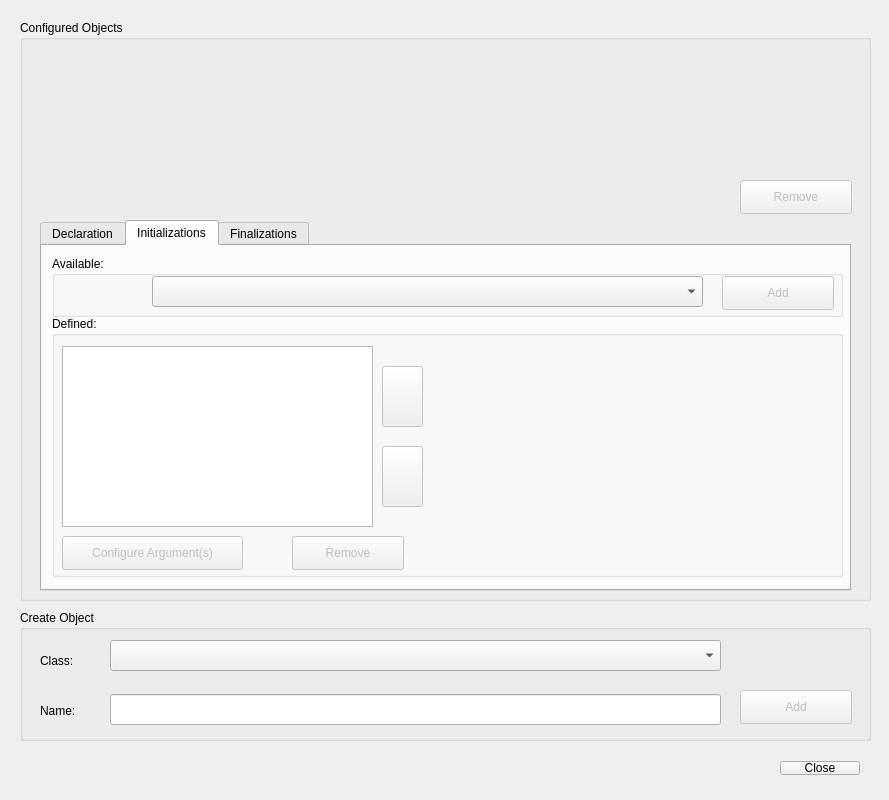
Qt form Source/Plugins/ExperimentManager/ExperimentUserInterface/experimentobjectsdialog.ui (svengijsen/BrainStim) before a commit.
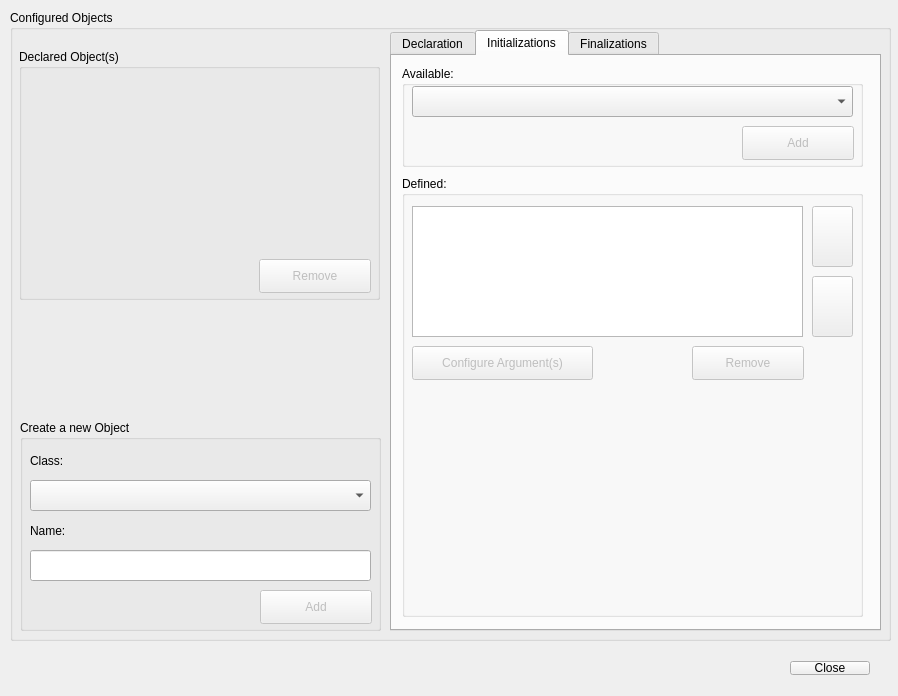
The same form after that commit. The open tabs and pages were chosen to show the change.

```diff
--- a/Source/Plugins/ExperimentManager/ExperimentUserInterface/experimentobjectsdialog.ui
+++ b/Source/Plugins/ExperimentManager/ExperimentUserInterface/experimentobjectsdialog.ui
@@ -6,8 +6,8 @@
    <rect>
     <x>0</x>
     <y>0</y>
-    <width>889</width>
-    <height>800</height>
+    <width>898</width>
+    <height>696</height>
    </rect>
   </property>
   <property name="sizePolicy">
@@ -18,14 +18,14 @@
   </property>
   <property name="minimumSize">
    <size>
-    <width>889</width>
-    <height>800</height>
+    <width>898</width>
+    <height>696</height>
    </size>
   </property>
   <property name="maximumSize">
    <size>
-    <width>889</width>
-    <height>800</height>
+    <width>898</width>
+    <height>696</height>
    </size>
   </property>
   <property name="windowTitle">
@@ -34,9 +34,9 @@
   <widget class="QWidget" name="layoutWidget">
    <property name="geometry">
     <rect>
-     <x>20</x>
-     <y>750</y>
-     <width>851</width>
+     <x>10</x>
+     <y>650</y>
+     <width>871</width>
      <height>36</height>
     </rect>
    </property>
@@ -69,49 +69,22 @@
   <widget class="QGroupBox" name="groupBox_2">
    <property name="geometry">
     <rect>
-     <x>20</x>
-     <y>20</y>
-     <width>851</width>
-     <height>581</height>
+     <x>10</x>
+     <y>10</y>
+     <width>881</width>
+     <height>631</height>
     </rect>
    </property>
    <property name="title">
     <string>Configured Objects</string>
    </property>
-   <widget class="QPushButton" name="pbRemove">
-    <property name="enabled">
-     <bool>false</bool>
-    </property>
-    <property name="geometry">
-     <rect>
-      <x>720</x>
-      <y>160</y>
-      <width>112</width>
-      <height>34</height>
-     </rect>
-    </property>
-    <property name="text">
-     <string>Remove</string>
-    </property>
-   </widget>
-   <widget class="QWidget" name="horizontalLayoutWidget">
-    <property name="geometry">
-     <rect>
-      <x>20</x>
-      <y>30</y>
-      <width>681</width>
-      <height>161</height>
-     </rect>
-    </property>
-    <layout class="QHBoxLayout" name="layCurrentObjects"/>
-   </widget>
    <widget class="QTabWidget" name="tabWidget">
     <property name="geometry">
      <rect>
-      <x>20</x>
-      <y>200</y>
-      <width>811</width>
-      <height>371</height>
+      <x>380</x>
+      <y>20</y>
+      <width>491</width>
+      <height>601</height>
      </rect>
     </property>
     <property name="currentIndex">
@@ -125,9 +98,9 @@
       <property name="geometry">
        <rect>
         <x>0</x>
-        <y>10</y>
-        <width>801</width>
-        <height>141</height>
+        <y>20</y>
+        <width>481</width>
+        <height>211</height>
        </rect>
       </property>
       <layout class="QHBoxLayout" name="layObjectWidget"/>
@@ -144,9 +117,9 @@
       <property name="geometry">
        <rect>
         <x>10</x>
-        <y>70</y>
-        <width>791</width>
-        <height>261</height>
+        <y>120</y>
+        <width>461</width>
+        <height>441</height>
        </rect>
       </property>
       <property name="title">
@@ -155,10 +128,10 @@
       <widget class="QWidget" name="horizontalLayoutWidget_3">
        <property name="geometry">
         <rect>
-         <x>370</x>
-         <y>10</y>
-         <width>421</width>
-         <height>251</height>
+         <x>0</x>
+         <y>220</y>
+         <width>461</width>
+         <height>221</height>
         </rect>
        </property>
        <layout class="QHBoxLayout" name="layObjectInitWidget"/>
@@ -169,8 +142,8 @@
        </property>
        <property name="geometry">
         <rect>
-         <x>240</x>
-         <y>220</y>
+         <x>290</x>
+         <y>170</y>
          <width>112</width>
          <height>34</height>
         </rect>
@@ -184,8 +157,8 @@
         <rect>
          <x>10</x>
          <y>30</y>
-         <width>311</width>
-         <height>181</height>
+         <width>391</width>
+         <height>131</height>
         </rect>
        </property>
       </widget>
@@ -196,7 +169,7 @@
        <property name="geometry">
         <rect>
          <x>10</x>
-         <y>220</y>
+         <y>170</y>
          <width>181</width>
          <height>34</height>
         </rect>
@@ -211,8 +184,8 @@
        </property>
        <property name="geometry">
         <rect>
-         <x>330</x>
-         <y>50</y>
+         <x>410</x>
+         <y>30</y>
          <width>41</width>
          <height>61</height>
         </rect>
@@ -227,8 +200,8 @@
        </property>
        <property name="geometry">
         <rect>
-         <x>330</x>
-         <y>130</y>
+         <x>410</x>
+         <y>100</y>
          <width>41</width>
          <height>61</height>
         </rect>
@@ -246,8 +219,8 @@
        <rect>
         <x>10</x>
         <y>10</y>
-        <width>791</width>
-        <height>61</height>
+        <width>461</width>
+        <height>101</height>
        </rect>
       </property>
       <property name="title">
@@ -256,9 +229,9 @@
       <widget class="QComboBox" name="cmbObjectInitAvailable">
        <property name="geometry">
         <rect>
-         <x>100</x>
+         <x>10</x>
          <y>20</y>
-         <width>551</width>
+         <width>441</width>
          <height>31</height>
         </rect>
        </property>
@@ -269,8 +242,8 @@
        </property>
        <property name="geometry">
         <rect>
-         <x>670</x>
-         <y>20</y>
+         <x>340</x>
+         <y>60</y>
          <width>112</width>
          <height>34</height>
         </rect>
@@ -290,8 +263,8 @@
        <rect>
         <x>10</x>
         <y>10</y>
-        <width>791</width>
-        <height>61</height>
+        <width>461</width>
+        <height>101</height>
        </rect>
       </property>
       <property name="title">
@@ -303,8 +276,8 @@
        </property>
        <property name="geometry">
         <rect>
-         <x>670</x>
-         <y>20</y>
+         <x>340</x>
+         <y>60</y>
          <width>112</width>
          <height>34</height>
         </rect>
@@ -316,9 +289,9 @@
       <widget class="QComboBox" name="cmbObjectFinitAvailable">
        <property name="geometry">
         <rect>
-         <x>100</x>
+         <x>10</x>
          <y>20</y>
-         <width>551</width>
+         <width>441</width>
          <height>31</height>
         </rect>
        </property>
@@ -328,9 +301,9 @@
       <property name="geometry">
        <rect>
         <x>10</x>
-        <y>70</y>
-        <width>791</width>
-        <height>261</height>
+        <y>120</y>
+        <width>461</width>
+        <height>451</height>
        </rect>
       </property>
       <property name="title">
@@ -339,10 +312,10 @@
       <widget class="QWidget" name="horizontalLayoutWidget_4">
        <property name="geometry">
         <rect>
-         <x>370</x>
-         <y>10</y>
-         <width>421</width>
-         <height>251</height>
+         <x>0</x>
+         <y>220</y>
+         <width>461</width>
+         <height>221</height>
         </rect>
        </property>
        <layout class="QHBoxLayout" name="layObjectFinitWidget"/>
@@ -352,8 +325,8 @@
         <rect>
          <x>10</x>
          <y>30</y>
-         <width>311</width>
-         <height>181</height>
+         <width>391</width>
+         <height>131</height>
         </rect>
        </property>
       </widget>
@@ -363,8 +336,8 @@
        </property>
        <property name="geometry">
         <rect>
-         <x>240</x>
-         <y>220</y>
+         <x>290</x>
+         <y>170</y>
          <width>112</width>
          <height>34</height>
         </rect>
@@ -380,7 +353,7 @@
        <property name="geometry">
         <rect>
          <x>10</x>
-         <y>220</y>
+         <y>170</y>
          <width>181</width>
          <height>34</height>
         </rect>
@@ -395,8 +368,8 @@
        </property>
        <property name="geometry">
         <rect>
-         <x>330</x>
-         <y>50</y>
+         <x>410</x>
+         <y>30</y>
          <width>41</width>
          <height>61</height>
         </rect>
@@ -411,8 +384,8 @@
        </property>
        <property name="geometry">
         <rect>
-         <x>330</x>
-         <y>130</y>
+         <x>410</x>
+         <y>100</y>
          <width>41</width>
          <height>61</height>
         </rect>
@@ -420,7 +393,6 @@
        <property name="text">
         <string/>
        </property>
-      </widget>
      </widget>
     </widget>
    </widget>
@@ -428,20 +400,20 @@
   <widget class="QGroupBox" name="groupBox">
    <property name="geometry">
     <rect>
-     <x>20</x>
-     <y>610</y>
-     <width>851</width>
-     <height>131</height>
+      <x>10</x>
+      <y>410</y>
+      <width>361</width>
+      <height>211</height>
     </rect>
    </property>
    <property name="title">
-    <string>Create Object</string>
+     <string>Create a new Object</string>
    </property>
    <widget class="QLabel" name="label_3">
     <property name="geometry">
      <rect>
-      <x>20</x>
-      <y>40</y>
+       <x>10</x>
+       <y>30</y>
       <width>61</width>
       <height>21</height>
      </rect>
@@ -453,9 +425,9 @@
    <widget class="QComboBox" name="cmbObjects">
     <property name="geometry">
      <rect>
-      <x>90</x>
-      <y>30</y>
-      <width>611</width>
+       <x>10</x>
+       <y>60</y>
+       <width>341</width>
       <height>31</height>
      </rect>
     </property>
@@ -466,8 +438,8 @@
     </property>
     <property name="geometry">
      <rect>
-      <x>720</x>
-      <y>80</y>
+       <x>240</x>
+       <y>170</y>
       <width>112</width>
       <height>34</height>
      </rect>
@@ -479,8 +451,8 @@
    <widget class="QLabel" name="label_4">
     <property name="geometry">
      <rect>
-      <x>20</x>
-      <y>90</y>
+       <x>10</x>
+       <y>100</y>
       <width>61</width>
       <height>21</height>
      </rect>
@@ -492,12 +464,53 @@
    <widget class="QLineEdit" name="leObjectName">
     <property name="geometry">
      <rect>
-      <x>90</x>
-      <y>84</y>
-      <width>611</width>
+       <x>10</x>
+       <y>130</y>
+       <width>341</width>
       <height>31</height>
      </rect>
     </property>
+    </widget>
+   </widget>
+   <widget class="QGroupBox" name="groupBox_3">
+    <property name="geometry">
+     <rect>
+      <x>9</x>
+      <y>39</y>
+      <width>361</width>
+      <height>251</height>
+     </rect>
+    </property>
+    <property name="title">
+     <string>Declared Object(s)</string>
+    </property>
+    <widget class="QPushButton" name="pbRemove">
+     <property name="enabled">
+      <bool>false</bool>
+     </property>
+     <property name="geometry">
+      <rect>
+       <x>240</x>
+       <y>210</y>
+       <width>112</width>
+       <height>34</height>
+      </rect>
+     </property>
+     <property name="text">
+      <string>Remove</string>
+     </property>
+    </widget>
+    <widget class="QWidget" name="horizontalLayoutWidget">
+     <property name="geometry">
+      <rect>
+       <x>0</x>
+       <y>30</y>
+       <width>361</width>
+       <height>171</height>
+      </rect>
+     </property>
+     <layout class="QHBoxLayout" name="layCurrentObjects"/>
+    </widget>
    </widget>
   </widget>
  </widget>
```
Lines whose indentation alone changed are shown as unchanged.
